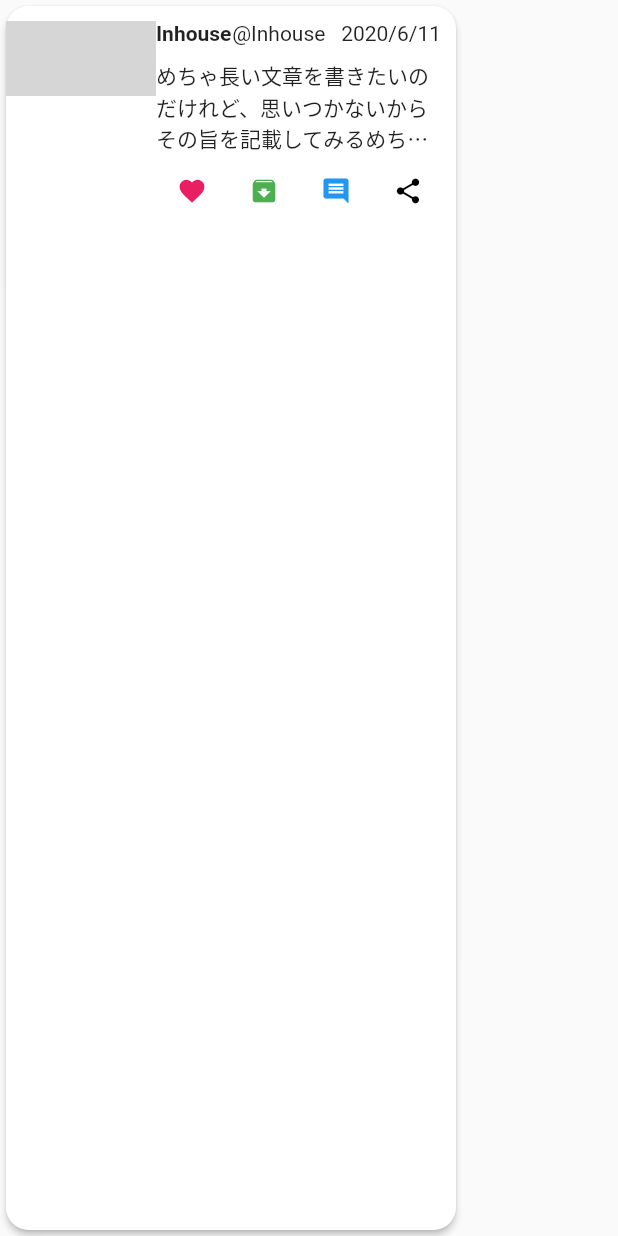
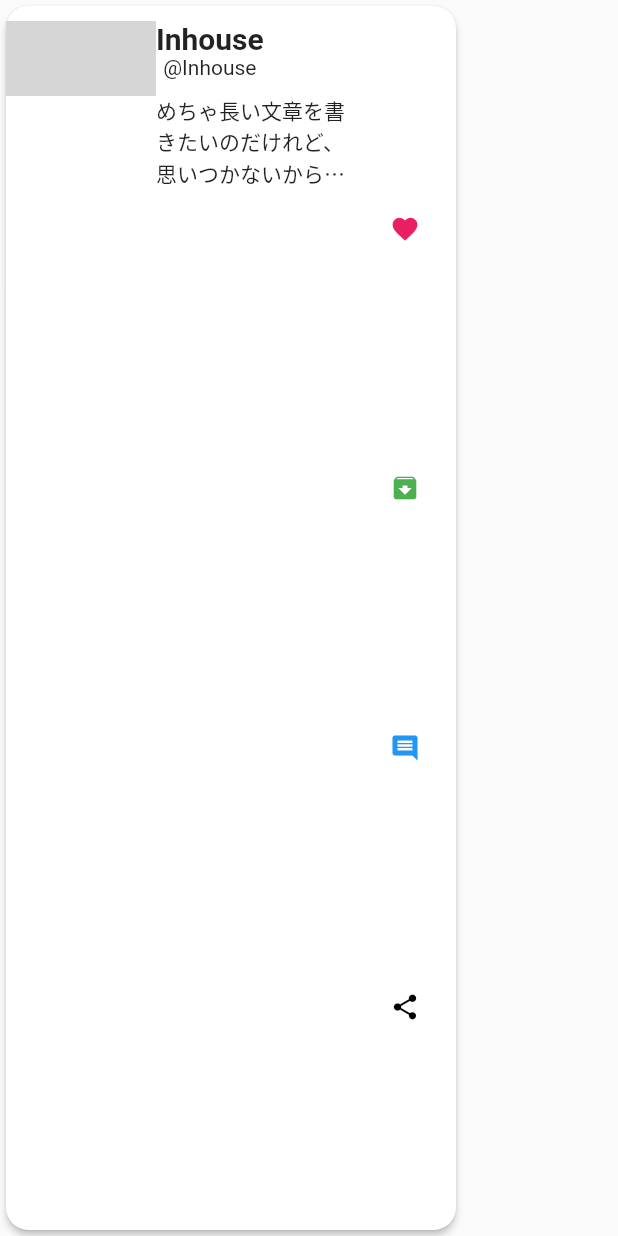
Before and after one commit to co-in-house/app-front, a Flutter app: the PostCard widget shown alone on an empty page, opened directly with empty values, on a phone screen of 412 x 824 dp. Run offline on Flutter 3.47's test engine with Material 2 defaults, Android fonts, the light colour scheme and no system bars; our stand-ins replace state_notifier; missing offline and left inert: flutter_state_notifier; grey boxes are pictures that could not be loaded.

Commit message:
アイコンを横にしましたまた修正いれます

```diff
--- a/lib/component/timeline/postCard.dart
+++ b/lib/component/timeline/postCard.dart
@@ -17,9 +17,15 @@ class PostCard extends StatelessWidget {
         width: 300,
         // height: 100, // auto?
         alignment: Alignment.topCenter,
+        //ここからカード内部
+        //children:<widget>[Container(
+        //child: Row(
         child: Row(
           crossAxisAlignment: CrossAxisAlignment.start,
           children: <Widget>[
+            //この下からくくる
+            //Flexible(
+            //child: Column(
             Container(
               width: 100,
               height: 50,
@@ -36,48 +42,46 @@ class PostCard extends StatelessWidget {
               child: Column(
                 crossAxisAlignment: CrossAxisAlignment.start,
                 children: [
-                  Row(mainAxisAlignment: MainAxisAlignment.start, children: [
+                  Column(mainAxisAlignment: MainAxisAlignment.start, children: [
                     Container(
-                      padding:
-                          EdgeInsets.symmetric(vertical: 10.0, horizontal: 0.0),
+                      padding: EdgeInsets.fromLTRB(0, 10, 0, 0),
                       child: Text(
                         'Inhouse',
                         overflow: TextOverflow.ellipsis,
                         maxLines: 1,
-                        style: TextStyle(fontWeight: FontWeight.bold),
+                        style: TextStyle(
+                          fontWeight: FontWeight.bold,
+                          fontSize: 20,
+                        ),
                       ),
                     ),
                     //ここからID
                     Container(
                       padding:
-                          EdgeInsets.symmetric(vertical: 10.0, horizontal: 0.5),
+                          EdgeInsets.symmetric(vertical: 0, horizontal: 0.5),
                       child: Text(
                         '@Inhouse',
                         overflow: TextOverflow.ellipsis,
                         maxLines: 1,
                       ),
                     ),
+                  ]),
+                  //ここまでくくる
                   Container(
-                      padding: EdgeInsets.fromLTRB(10, 0, 0, 0),
-                      //final DateTime now = DateTime.now();
-                      child: Text(
-                        '2020/6/11',
-                        overflow: TextOverflow.ellipsis,
-                        maxLines: 1,
-                      ),
-                    ),
-                  ]),
-                  Container(
-                    padding: EdgeInsets.fromLTRB(0.0, 0.0, 10.0, 0),
+                    padding: EdgeInsets.fromLTRB(0.0, 10, 10.0, 0),
                     child: Text(
                       'めちゃ長い文章を書きたいのだけれど、思いつかないからその旨を記載してみるめちゃめちゃ長い文章を書きたいのだけれど、思いつかないからその旨を記載してみるめちゃめちゃ長い文章を書きたいのだけれど、思いつかないからその旨を記載してみる',
                       overflow: TextOverflow.ellipsis,
                       maxLines: 3,
                     ),
                   ),
+                ],
+              ),
+            ),
+            //Container(
             Container(
                 padding: EdgeInsets.fromLTRB(0.0, 0.0, 10.0, 0.0),
-                      child: Row(
+                child: Column(
                   mainAxisAlignment: MainAxisAlignment.spaceEvenly,
                   children: [
                     IconButton(
@@ -114,12 +118,13 @@ class PostCard extends StatelessWidget {
                     ),
                   ],
                 )),
+
+            //child: Text('あ'),
+            // ),
           ],
+          //),Container(),
         ),
-            ),
-          ],
-        ),
-      ),
+      ), //最初こんてな
     );
   }
 }
```
Lines whose indentation alone changed are shown as unchanged.
